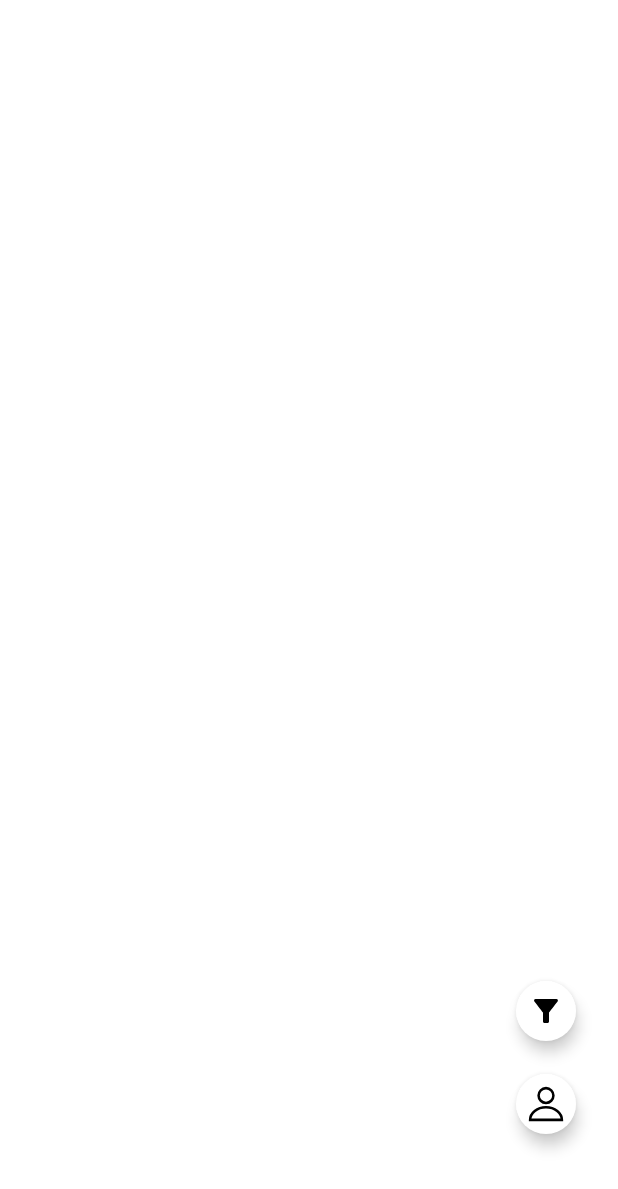
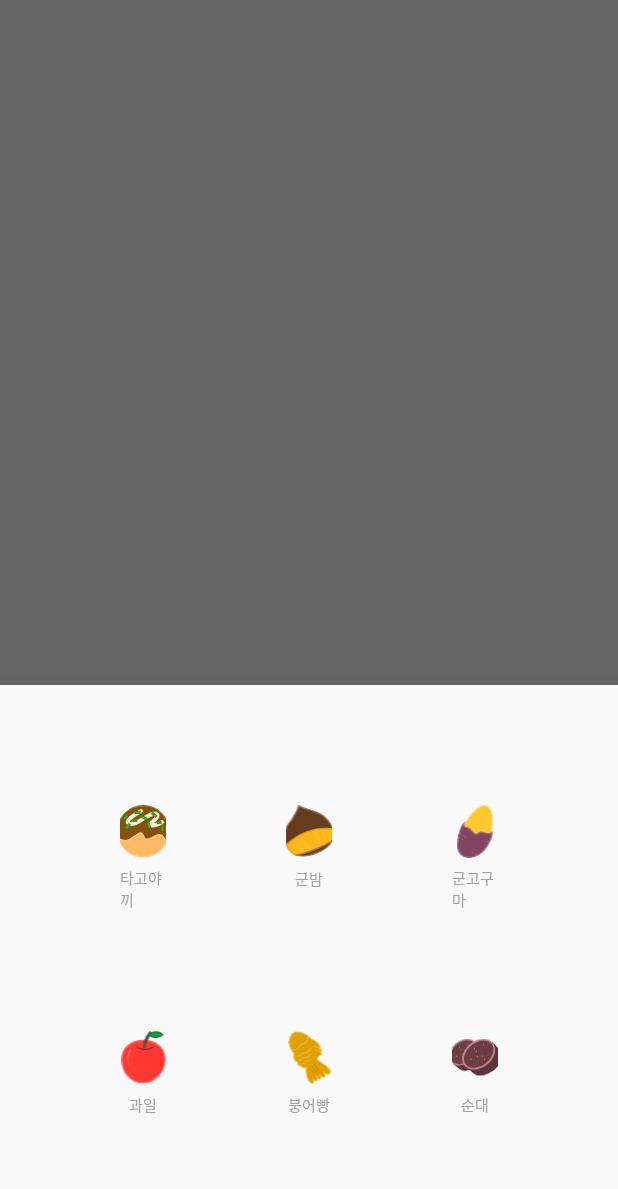
Before and after one commit to Capstone-FoodDeuk/Fooddeuk-Android, an Android app: the MapActivity screen opened directly, with no data from a screen before it, after a tap on an icon or button, on a phone screen of 412 x 824 dp. Shown: the top 1189 px of the screen. Run offline under Robolectric (Android 15) with nearby library versions, the phone set to English and light mode, and no system bars; libraries missing offline, so code that uses them is left out: net.daum.mf.

Commit message:
카테고리 필터 바텀 시트 구현

```diff
--- /dev/null
+++ b/app/src/main/java/com/seoultech/fooddeuk/map/CategoryFilterBottomSheet.kt
@@ -0,0 +1,50 @@
+package com.seoultech.fooddeuk.map
+
+import android.os.Bundle
+import android.view.LayoutInflater
+import android.view.View
+import android.view.ViewGroup
+import androidx.recyclerview.widget.GridLayoutManager
+import androidx.recyclerview.widget.RecyclerView
+import com.google.android.material.bottomsheet.BottomSheetDialogFragment
+import com.seoultech.fooddeuk.R
+
+class CategoryFilterBottomSheet : BottomSheetDialogFragment() {
+
+    companion object {
+        const val TAG = "CategoryFilterBottomSheet"
+    }
+
+    override fun onCreateView(
+        inflater: LayoutInflater,
+        container: ViewGroup?,
+        savedInstanceState: Bundle?
+    ): View? = inflater.inflate(R.layout.layout_category_filter_bottom_sheet, container, false)
+
+    override fun onViewCreated(view: View, savedInstanceState: Bundle?) {
+        super.onViewCreated(view, savedInstanceState)
+
+        val categoryFilterRecyclerview: RecyclerView = view.findViewById(R.id.rv_category_filter)
+        categoryFilterRecyclerview.apply {
+            layoutManager = GridLayoutManager(view.context, 3)
+            addItemDecoration(GridItemDecoration())
+        }
+
+        val categoryFilterRecyclerviewAdapter = CategoryFilterRecyclerviewAdapter()
+        categoryFilterRecyclerview.adapter = categoryFilterRecyclerviewAdapter
+
+        val categoryList: Array<CategoryFilterData> = arrayOf(
+            CategoryFilterData(R.drawable.ic_category_tako, "타고야끼"),
+            CategoryFilterData(R.drawable.ic_category_gunbam, "군밤"),
+            CategoryFilterData(R.drawable.ic_category_goguma, "군고구마"),
+            CategoryFilterData(R.drawable.ic_category_apple, "과일"),
+            CategoryFilterData(R.drawable.ic_category_bungeo, "붕어빵"),
+            CategoryFilterData(R.drawable.ic_category_sundae, "순대")
+        )
+
+        categoryFilterRecyclerviewAdapter.apply {
+            setData(categoryList)
+            notifyDataSetChanged()
+        }
+    }
+}
--- /dev/null
+++ b/app/src/main/java/com/seoultech/fooddeuk/map/CategoryFilterRecyclerviewAdapter.kt
@@ -0,0 +1,73 @@
+package com.seoultech.fooddeuk.map
+
+import android.graphics.Rect
+import android.view.LayoutInflater
+import android.view.View
+import android.view.ViewGroup
+import android.widget.ImageView
+import android.widget.TextView
+import android.widget.Toast
+import androidx.recyclerview.widget.RecyclerView
+import com.seoultech.fooddeuk.R
+
+class CategoryFilterRecyclerviewAdapter : RecyclerView.Adapter<CategoryFilterRecyclerviewAdapter.CategoryFilterRecyclerviewHolder>() {
+
+    private lateinit var dataSet: Array<CategoryFilterData>
+
+    fun setData(dataSet: Array<CategoryFilterData>) {
+        this.dataSet = dataSet
+    }
+
+    override fun onCreateViewHolder(
+        parent: ViewGroup,
+        viewType: Int
+    ): CategoryFilterRecyclerviewHolder {
+        val view = LayoutInflater.from(parent.context).inflate(R.layout.layout_category_filter_item, parent, false)
+        return CategoryFilterRecyclerviewHolder(view)
+    }
+
+    override fun onBindViewHolder(holder: CategoryFilterRecyclerviewHolder, position: Int) = holder.bind(dataSet[position])
+
+    override fun getItemCount(): Int = dataSet.size
+
+    inner class CategoryFilterRecyclerviewHolder(itemView: View) : RecyclerView.ViewHolder(itemView) {
+
+        val tvCategoryName: TextView = itemView.findViewById(R.id.tv_category_name)
+        val ivCategoryLogo: ImageView = itemView.findViewById(R.id.iv_category_logo)
+
+        fun bind(data: CategoryFilterData) {
+            ivCategoryLogo.setImageResource(data.img)
+            tvCategoryName.text = data.name
+            itemView.setOnClickListener {
+                Toast.makeText(itemView.context, "${data.name} 눌림", Toast.LENGTH_SHORT).show()
+            }
+        }
+    }
+}
+
+class GridItemDecoration : RecyclerView.ItemDecoration() {
+    private var spanCount: Int = 3 // column 수
+    private var spacing: Int = 120 // 간격
+
+    override fun getItemOffsets(
+        outRect: Rect,
+        view: View,
+        parent: RecyclerView,
+        state: RecyclerView.State
+    ) {
+        val position: Int = parent.getChildAdapterPosition(view) // item position
+        val column = position % spanCount // item column
+
+        outRect.left = spacing - column * spacing / spanCount
+        outRect.right = (column + 1) * spacing / spanCount
+        if (position < spanCount) {
+            outRect.top = spacing // item top
+        }
+        outRect.bottom = spacing
+    }
+}
+
+data class CategoryFilterData (
+    val img: Int,
+    val name: String
+)
--- a/app/src/main/java/com/seoultech/fooddeuk/map/MapActivity.kt
+++ b/app/src/main/java/com/seoultech/fooddeuk/map/MapActivity.kt
@@ -95,7 +95,8 @@ class MapActivity : AppCompatActivity() {
 
     private fun setOnClickListeners() {
         binding.fabCategoryFilter.setOnClickListener {
-            Toast.makeText(this, "눌림", Toast.LENGTH_SHORT).show()
+            val categoryFilterBottomSheet = CategoryFilterBottomSheet()
+            categoryFilterBottomSheet.show(supportFragmentManager, CategoryFilterBottomSheet.TAG)
         }
         binding.fabMypage.setOnClickListener {
             val intent = Intent(this, MyPageActivity::class.java)
--- /dev/null
+++ b/app/src/main/res/layout/layout_category_filter_bottom_sheet.xml
@@ -0,0 +1,28 @@
+<?xml version="1.0" encoding="utf-8"?>
+<androidx.coordinatorlayout.widget.CoordinatorLayout xmlns:android="http://schemas.android.com/apk/res/android"
+    android:layout_width="match_parent"
+    android:layout_height="wrap_content"
+    xmlns:tools="http://schemas.android.com/tools"
+    android:background="@color/food_deuk_box_light_gray"
+    app:layout_behavior="com.google.android.material.bottomsheet.BottomSheetBehavior"
+    xmlns:app="http://schemas.android.com/apk/res-auto">
+
+    <FrameLayout
+        android:layout_width="match_parent"
+        android:layout_height="match_parent"
+        app:behavior_draggable="false"
+        app:behavior_hideable="true">
+
+        <androidx.recyclerview.widget.RecyclerView
+            android:id="@+id/rv_category_filter"
+            android:layout_width="wrap_content"
+            android:layout_height="wrap_content"
+            android:layout_gravity="center"
+            tools:layoutManager="androidx.recyclerview.widget.GridLayoutManager"
+            tools:listitem="@layout/layout_category_filter_item"
+            tools:itemCount="6"
+            tools:spanCount="3" />
+
+    </FrameLayout>
+
+</androidx.coordinatorlayout.widget.CoordinatorLayout>
--- /dev/null
+++ b/app/src/main/res/layout/layout_category_filter_item.xml
@@ -0,0 +1,29 @@
+<?xml version="1.0" encoding="utf-8"?>
+<androidx.constraintlayout.widget.ConstraintLayout xmlns:android="http://schemas.android.com/apk/res/android"
+    android:layout_width="wrap_content"
+    android:layout_height="wrap_content"
+    xmlns:tools="http://schemas.android.com/tools"
+    xmlns:app="http://schemas.android.com/apk/res-auto">
+
+    <ImageView
+        android:id="@+id/iv_category_logo"
+        android:layout_width="35dp"
+        android:layout_height="35dp"
+        app:layout_constraintTop_toTopOf="parent"
+        app:layout_constraintStart_toStartOf="parent"
+        app:layout_constraintEnd_toEndOf="parent"
+        tools:src="@drawable/ic_category_tako"/>
+
+    <TextView
+        android:id="@+id/tv_category_name"
+        android:layout_width="wrap_content"
+        android:layout_height="wrap_content"
+        android:layout_marginTop="6dp"
+        android:textColor="@color/food_deuk_text_c"
+        android:textSize="10sp"
+        app:layout_constraintTop_toBottomOf="@+id/iv_category_logo"
+        app:layout_constraintStart_toStartOf="parent"
+        app:layout_constraintEnd_toEndOf="parent"
+        tools:text="타코야끼"/>
+
+</androidx.constraintlayout.widget.ConstraintLayout>
--- a/app/src/main/res/values/styles.xml
+++ b/app/src/main/res/values/styles.xml
@@ -99,4 +99,9 @@
         <item name="android:insetBottom">0dp</item>
         <item name="android:insetRight">0dp</item>
     </style>
+
+    <style name="CategoryFilterBottomSheetStyle" parent="Widget.MaterialComponents.BottomSheet.Modal">
+        <item name="backgroundTint">@color/food_deuk_box_light_gray</item>
+    </style>
+
 </resources>
```
